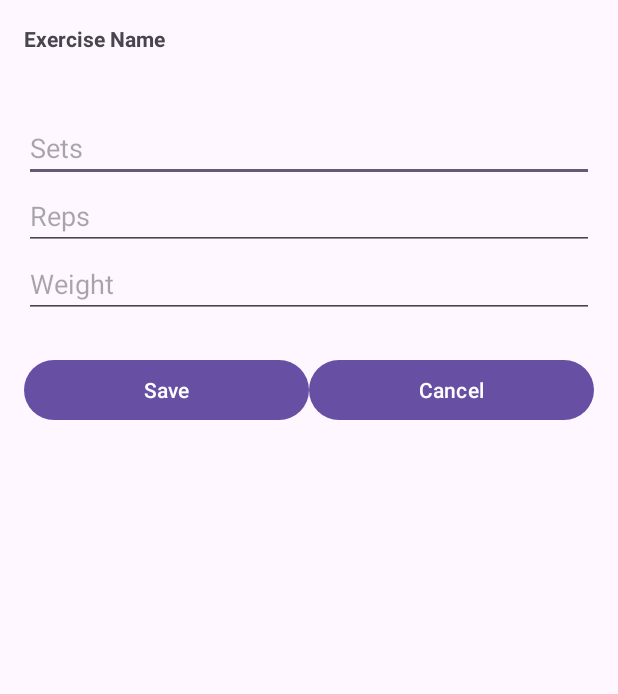
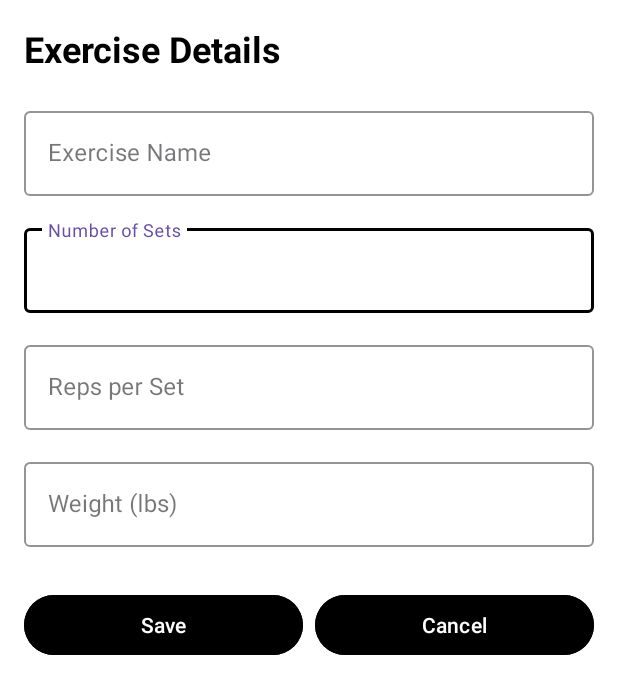
Before and after one commit to PhucGiaNguyen99/TrackMyReps, an Android app: the ExerciseDetailActivity screen opened directly, with no data from a screen before it, on a phone screen of 412 x 824 dp. Shown: the top 694 px of the screen. Run offline under Robolectric (Android 15) with nearby library versions, the phone set to English and light mode, and no system bars; 1 statement that could not run was skipped.

Commit message:
Modified the ExerciseDetailActivity with update option.

```diff
--- a/app/src/main/java/com/example/workouttracker/ExerciseDetailActivity.java
+++ b/app/src/main/java/com/example/workouttracker/ExerciseDetailActivity.java
@@ -1,92 +1,96 @@
 package com.example.workouttracker;
 
 import android.os.Bundle;
-import android.os.PersistableBundle;
 import android.text.TextUtils;
 import android.widget.Button;
-import android.widget.EditText;
-import android.widget.TextView;
 import android.widget.Toast;
 
-import androidx.annotation.Nullable;
 import androidx.appcompat.app.AppCompatActivity;
 
 import com.example.workouttracker.database.WorkoutDatabaseHelper;
 import com.example.workouttracker.models.Exercise;
+import com.google.android.material.textfield.TextInputEditText;
 
 public class ExerciseDetailActivity extends AppCompatActivity {
+
     private WorkoutDatabaseHelper dbHelper;
     private Exercise exercise;
 
-    private TextView nameText;
-    private EditText setsInput, repsInput, weightInput;
+    private TextInputEditText nameInput, setsInput, repsInput, weightInput;
     private Button saveBtn, cancelBtn;
 
     @Override
-    public void onCreate(@Nullable Bundle savedInstanceState) {
+    protected void onCreate(Bundle savedInstanceState) {
         super.onCreate(savedInstanceState);
         setContentView(R.layout.activity_exercise_detail);
 
         dbHelper = new WorkoutDatabaseHelper(this);
 
-        nameText = findViewById(R.id.exerciseNameText); // TextView for name (non-editable)
-        setsInput = findViewById(R.id.detailSetsInput);
-        repsInput = findViewById(R.id.detailRepsInput);
-        weightInput = findViewById(R.id.detailWeightInput);
-        saveBtn = findViewById(R.id.saveDetailButton);
-        cancelBtn = findViewById(R.id.cancelDetailButton);
+        nameInput = findViewById(R.id.addExerciseNameInput);
+        setsInput = findViewById(R.id.addSetsInput);
+        repsInput = findViewById(R.id.addRepsInput);
+        weightInput = findViewById(R.id.addWeightInput);
+        saveBtn = findViewById(R.id.saveExerciseButton);
+        cancelBtn = findViewById(R.id.cancelExerciseButton);
 
         int exerciseId = getIntent().getIntExtra("exercise_id", -1);
         if (exerciseId == -1) {
-            Toast.makeText(this, "No exercise found", Toast.LENGTH_SHORT).show();
+            Toast.makeText(this, "No exercise ID provided", Toast.LENGTH_SHORT).show();
             finish();
             return;
         }
 
-        for (Exercise e : dbHelper.getAllExercises()) {
-            if (e.getId() == exerciseId) {
-                exercise = e;
-                break;
-            }
-        }
-
+        exercise = dbHelper.getExerciseById(exerciseId);
         if (exercise == null) {
             Toast.makeText(this, "Exercise not found", Toast.LENGTH_SHORT).show();
             finish();
             return;
         }
 
-        // Populate fields
-        nameText.setText(exercise.getName());
+        // Populate UI with current data
+        nameInput.setText(exercise.getName());
         setsInput.setText(String.valueOf(exercise.getSets()));
         repsInput.setText(String.valueOf(exercise.getReps()));
         weightInput.setText(String.valueOf(exercise.getWeight()));
 
-        saveBtn.setOnClickListener(v -> saveChanges());
+        saveBtn.setOnClickListener(v -> updateExercise());
         cancelBtn.setOnClickListener(v -> finish());
     }
 
-    private void saveChanges() {
+    private void updateExercise() {
         String setsStr = setsInput.getText().toString().trim();
         String repsStr = repsInput.getText().toString().trim();
         String weightStr = weightInput.getText().toString().trim();
 
         if (TextUtils.isEmpty(setsStr) || TextUtils.isEmpty(repsStr) || TextUtils.isEmpty(weightStr)) {
-            Toast.makeText(this, "All fields are required", Toast.LENGTH_SHORT).show();
+            Toast.makeText(this, "Please fill in all fields", Toast.LENGTH_SHORT).show();
             return;
         }
 
-        exercise.setSets(Integer.parseInt(setsStr));
-        exercise.setReps(Integer.parseInt(repsStr));
-        exercise.setWeight(Integer.parseInt(weightStr));
+        try {
+            int sets = Integer.parseInt(setsStr);
+            int reps = Integer.parseInt(repsStr);
+            int weight = Integer.parseInt(weightStr);
+
+            if (sets <= 0 || reps <= 0 || weight < 0) {
+                Toast.makeText(this, "Values must be positive", Toast.LENGTH_SHORT).show();
+                return;
+            }
+
+            exercise.setSets(sets);
+            exercise.setReps(reps);
+            exercise.setWeight(weight);
 
             boolean updated = dbHelper.updateExercise(exercise);
             if (updated) {
                 Toast.makeText(this, "Exercise updated", Toast.LENGTH_SHORT).show();
                 finish();
             } else {
-            Toast.makeText(this, "Failed to update", Toast.LENGTH_SHORT).show();
+                Toast.makeText(this, "Failed to update exercise", Toast.LENGTH_SHORT).show();
             }
 
+        } catch (NumberFormatException e) {
+            Toast.makeText(this, "Invalid numeric input", Toast.LENGTH_SHORT).show();
         }
     }
+}
--- a/app/src/main/java/com/example/workouttracker/MainActivity.java
+++ b/app/src/main/java/com/example/workouttracker/MainActivity.java
@@ -60,7 +60,7 @@ public class MainActivity extends AppCompatActivity {
             @Override
             public void onItemClick(Exercise exercise) {
                 Toast.makeText(MainActivity.this, "Clicked: " + exercise.getName(), Toast.LENGTH_SHORT).show();
-                Intent intent = new Intent(MainActivity.this, ExerciseDetailActivity.class);
+                Intent intent = new Intent(MainActivity.this, ExerciseDisplayActivity.class);
                 intent.putExtra("exercise_id", exercise.getId());
                 startActivity(intent);
             }
--- a/app/src/main/res/layout/activity_exercise_detail.xml
+++ b/app/src/main/res/layout/activity_exercise_detail.xml
@@ -1,67 +1,117 @@
-<!-- res/layout/activity_exercise_detail.xml -->
+<?xml version="1.0" encoding="utf-8"?>
 <ScrollView xmlns:android="http://schemas.android.com/apk/res/android"
+    xmlns:app="http://schemas.android.com/apk/res-auto"
     android:layout_width="match_parent"
-    android:layout_height="match_parent">
+    android:layout_height="match_parent"
+    android:background="@color/white"
+    android:padding="16dp">
 
     <LinearLayout
         android:orientation="vertical"
-        android:padding="16dp"
         android:layout_width="match_parent"
         android:layout_height="wrap_content">
 
+        <!-- Screen Title -->
         <TextView
+            android:id="@+id/screenTitle"
             android:layout_width="wrap_content"
             android:layout_height="wrap_content"
-            android:text="Exercise Name"
-            android:textStyle="bold" />
+            android:text="Exercise Details"
+            android:textSize="24sp"
+            android:textStyle="bold"
+            android:textColor="@color/black"
+            android:layout_marginBottom="20dp" />
 
-        <TextView
-            android:id="@+id/exerciseNameText"
+        <!-- Exercise Name -->
+        <com.google.android.material.textfield.TextInputLayout
             android:layout_width="match_parent"
             android:layout_height="wrap_content"
-            android:textSize="18sp"
-            android:paddingBottom="16dp" />
+            android:hint="Exercise Name"
+            app:boxStrokeColor="@color/black"
+            style="@style/Widget.MaterialComponents.TextInputLayout.OutlinedBox">
 
-        <EditText
-            android:id="@+id/detailSetsInput"
+            <com.google.android.material.textfield.TextInputEditText
+                android:id="@+id/addExerciseNameInput"
+                android:layout_width="match_parent"
+                android:layout_height="wrap_content"
+                android:inputType="textCapWords"
+                android:enabled="false" />
+        </com.google.android.material.textfield.TextInputLayout>
+
+        <!-- Sets -->
+        <com.google.android.material.textfield.TextInputLayout
             android:layout_width="match_parent"
             android:layout_height="wrap_content"
-            android:hint="Sets"
-            android:inputType="number" />
+            android:hint="Number of Sets"
+            android:layout_marginTop="16dp"
+            app:boxStrokeColor="@color/black"
+            style="@style/Widget.MaterialComponents.TextInputLayout.OutlinedBox">
 
-        <EditText
-            android:id="@+id/detailRepsInput"
+            <com.google.android.material.textfield.TextInputEditText
+                android:id="@+id/addSetsInput"
+                android:layout_width="match_parent"
+                android:layout_height="wrap_content"
+                android:inputType="number" />
+        </com.google.android.material.textfield.TextInputLayout>
+
+        <!-- Reps -->
+        <com.google.android.material.textfield.TextInputLayout
             android:layout_width="match_parent"
             android:layout_height="wrap_content"
-            android:hint="Reps"
-            android:inputType="number" />
+            android:hint="Reps per Set"
+            android:layout_marginTop="16dp"
+            app:boxStrokeColor="@color/black"
+            style="@style/Widget.MaterialComponents.TextInputLayout.OutlinedBox">
 
-        <EditText
-            android:id="@+id/detailWeightInput"
+            <com.google.android.material.textfield.TextInputEditText
+                android:id="@+id/addRepsInput"
+                android:layout_width="match_parent"
+                android:layout_height="wrap_content"
+                android:inputType="number" />
+        </com.google.android.material.textfield.TextInputLayout>
+
+        <!-- Weight -->
+        <com.google.android.material.textfield.TextInputLayout
             android:layout_width="match_parent"
             android:layout_height="wrap_content"
-            android:hint="Weight"
-            android:inputType="number" />
+            android:hint="Weight (lbs)"
+            android:layout_marginTop="16dp"
+            app:boxStrokeColor="@color/black"
+            style="@style/Widget.MaterialComponents.TextInputLayout.OutlinedBox">
 
+            <com.google.android.material.textfield.TextInputEditText
+                android:id="@+id/addWeightInput"
+                android:layout_width="match_parent"
+                android:layout_height="wrap_content"
+                android:inputType="numberDecimal" />
+        </com.google.android.material.textfield.TextInputLayout>
+
+        <!-- Buttons -->
         <LinearLayout
             android:orientation="horizontal"
             android:layout_width="match_parent"
             android:layout_height="wrap_content"
-            android:layout_marginTop="24dp">
+            android:layout_marginTop="28dp"
+            android:gravity="center">
 
             <Button
-                android:id="@+id/saveDetailButton"
+                android:id="@+id/saveExerciseButton"
                 android:layout_width="0dp"
                 android:layout_weight="1"
                 android:layout_height="wrap_content"
-                android:text="Save" />
+                android:text="Save"
+                android:layout_marginEnd="8dp"
+                android:backgroundTint="@color/black"
+                android:textColor="@color/white" />
 
             <Button
-                android:id="@+id/cancelDetailButton"
+                android:id="@+id/cancelExerciseButton"
                 android:layout_width="0dp"
                 android:layout_weight="1"
                 android:layout_height="wrap_content"
-                android:text="Cancel" />
+                android:text="Cancel"
+                android:backgroundTint="@color/black"
+                android:textColor="@color/white" />
         </LinearLayout>
     </LinearLayout>
 </ScrollView>
--- a/app/src/main/res/layout/activity_main.xml
+++ b/app/src/main/res/layout/activity_main.xml
@@ -62,7 +62,7 @@
             android:layout_height="wrap_content"
             android:text="➕ Add New Exercise"
             android:layout_marginBottom="8dp"
-            android:backgroundTint="@color/purple_500"
+            android:backgroundTint="@color/black"
             android:textColor="@color/white" />
 
         <Button
@@ -72,7 +72,7 @@
             android:layout_height="wrap_content"
             android:text="📋 Plan Workout"
             android:layout_marginBottom="8dp"
-            android:backgroundTint="@color/teal_700"
+            android:backgroundTint="@color/black"
             android:textColor="@color/white" />
 
         <Button
@@ -81,7 +81,7 @@
             android:layout_width="match_parent"
             android:layout_height="wrap_content"
             android:text="🔥 Start Workout"
-            android:backgroundTint="@color/red"
+            android:backgroundTint="@color/black"
             android:textColor="@color/white" />
     </LinearLayout>
 
```
Lines whose indentation alone changed are shown as unchanged.
